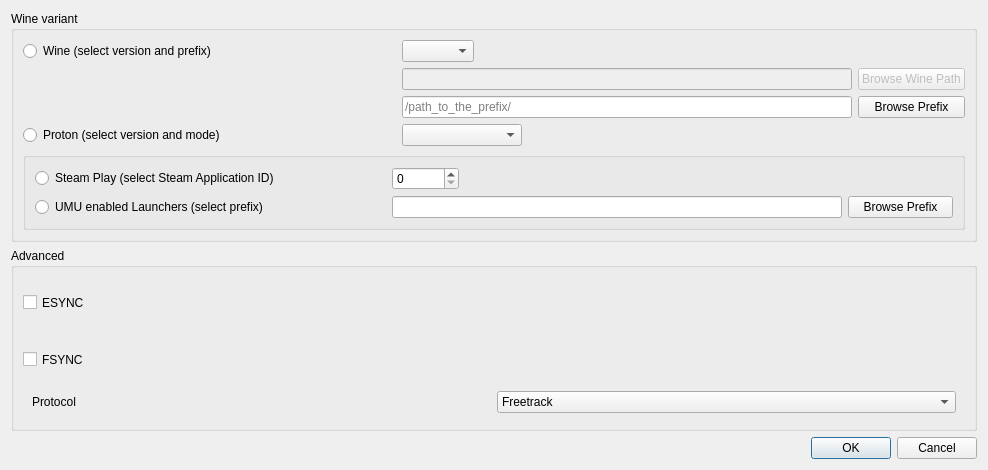
First picture: the form in proto-wine/ftnoir_winecontrols.ui, repository opentrack/opentrack, before the edit.
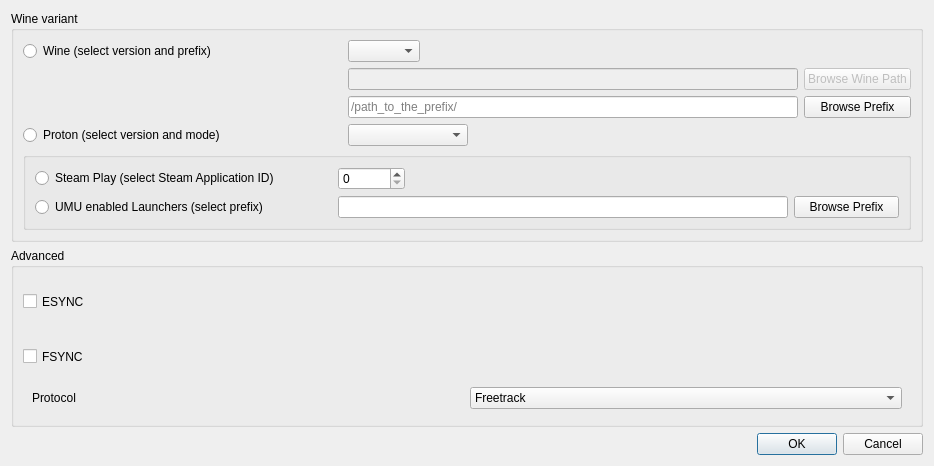
Second picture: the form after the edit. Icons and pictures are not drawn.

Commit message: Revert unwanted changes to ftnoir_winecontrols.ui made by the qt editor I used.

```diff
--- a/proto-wine/ftnoir_winecontrols.ui
+++ b/proto-wine/ftnoir_winecontrols.ui
@@ -9,8 +9,8 @@
    <rect>
     <x>0</x>
     <y>0</y>
-    <width>988</width>
-    <height>470</height>
+    <width>934</width>
+    <height>466</height>
    </rect>
   </property>
   <property name="windowTitle">
```
Left out of the diff: 11 changed lines with no effect on the pictures.
